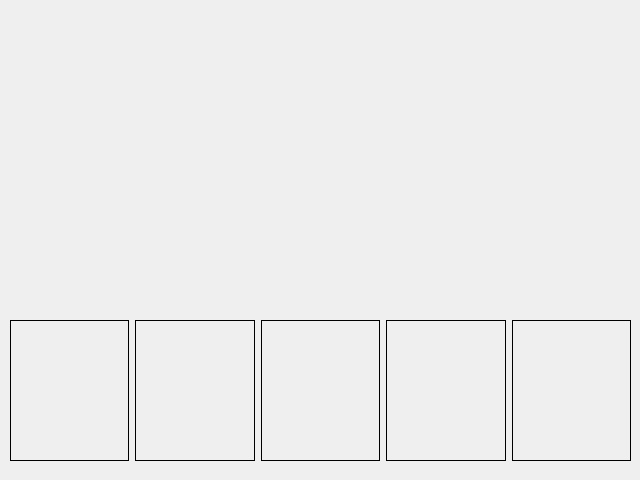
parashyd/WeldTester, file mainwindow.ui: the form before one commit.
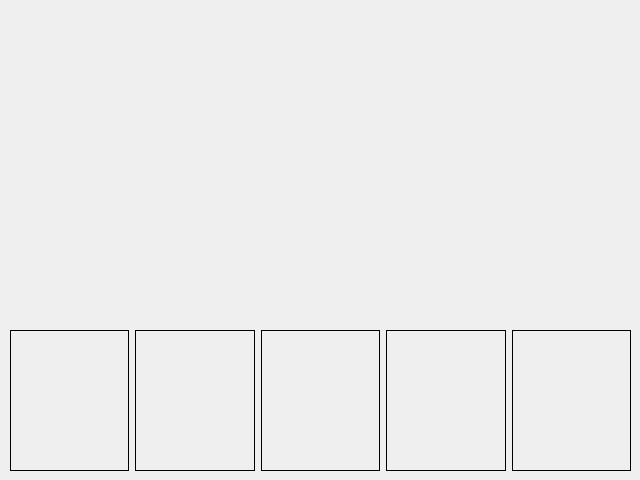
The form after the commit. Icons and pictures are not drawn.

Commit message: Added Model and unit no in mainscreen

The edit to the form file:
```diff
--- a/mainwindow.ui
+++ b/mainwindow.ui
@@ -18,7 +18,7 @@
     <property name="geometry">
      <rect>
       <x>10</x>
-      <y>320</y>
+      <y>330</y>
       <width>621</width>
       <height>141</height>
      </rect>
@@ -134,7 +134,7 @@
     <property name="geometry">
      <rect>
       <x>190</x>
-      <y>30</y>
+      <y>0</y>
       <width>241</width>
       <height>241</height>
      </rect>
```
Left out of the diff: 22 changed lines with no effect on the pictures. The commit also changes 2 other files.
